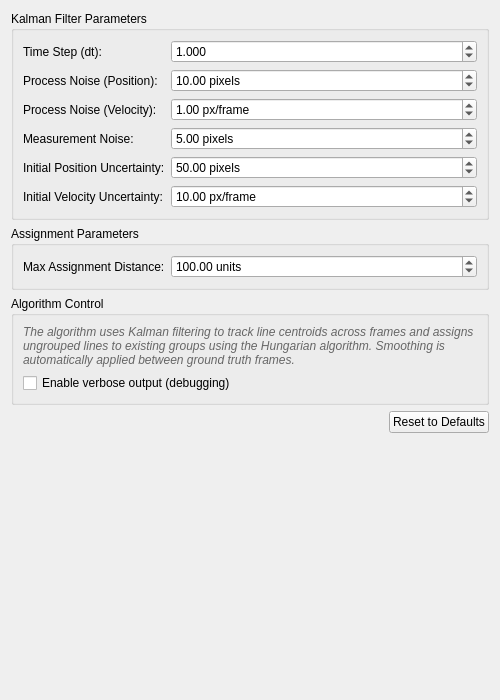
This is src/WhiskerToolbox/DataTransform_Widget/Lines/Line_Kalman_Grouping/LineKalmanGrouping_Widget.ui in paulmthompson/WhiskerToolbox as Qt 5 draws it before an edit. The edited form follows.
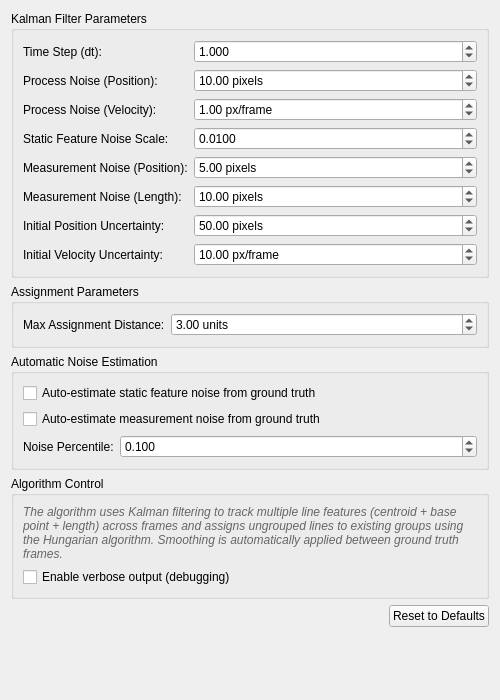
This is the edited form.

Commit message: better Q noise definition and some adaptive determination from groups

Diff of the .ui file:
```diff
--- a/src/WhiskerToolbox/DataTransform_Widget/Lines/Line_Kalman_Grouping/LineKalmanGrouping_Widget.ui
+++ b/src/WhiskerToolbox/DataTransform_Widget/Lines/Line_Kalman_Grouping/LineKalmanGrouping_Widget.ui
@@ -125,7 +125,7 @@
       <item row="3" column="0">
        <widget class="QLabel" name="measurementNoiseLabel">
         <property name="text">
-         <string>Measurement Noise:</string>
+         <string>Static Feature Noise Scale:</string>
         </property>
         <property name="toolTip">
          <string>Measurement noise for observations</string>
@@ -135,29 +135,96 @@
       <item row="3" column="1">
        <widget class="QDoubleSpinBox" name="measurementNoiseSpinBox">
         <property name="toolTip">
-         <string>Measurement noise for observations</string>
-        </property>
-        <property name="suffix">
-         <string> pixels</string>
+         <string>Multiplier for process noise on static features (e.g., length). Default 0.01 = 100x less noise than kinematic features.</string>
         </property>
         <property name="decimals">
-         <number>2</number>
+         <number>4</number>
         </property>
         <property name="minimum">
-         <double>0.010000000000000</double>
+         <double>0.000100000000000</double>
         </property>
         <property name="maximum">
-         <double>100.000000000000000</double>
+         <double>1.000000000000000</double>
         </property>
         <property name="singleStep">
          <double>0.100000000000000</double>
         </property>
         <property name="value">
-         <double>5.000000000000000</double>
+         <double>0.010000000000000</double>
         </property>
        </widget>
       </item>
       <item row="4" column="0">
+       <widget class="QLabel" name="measurementNoisePositionLabel">
+        <property name="text">
+         <string>Measurement Noise (Position):</string>
+        </property>
+        <property name="toolTip">
+         <string>Measurement noise for x,y position coordinates</string>
+        </property>
+       </widget>
+      </item>
+      <item row="4" column="1">
+       <widget class="QDoubleSpinBox" name="measurementNoisePositionSpinBox">
+        <property name="toolTip">
+         <string>Measurement noise for x,y position coordinates</string>
+        </property>
+        <property name="suffix">
+         <string> pixels</string>
+        </property>
+        <property name="decimals">
+         <number>2</number>
+        </property>
+        <property name="minimum">
+         <double>0.010000000000000</double>
+        </property>
+        <property name="maximum">
+         <double>100.000000000000000</double>
+        </property>
+        <property name="singleStep">
+         <double>0.100000000000000</double>
+        </property>
+        <property name="value">
+         <double>5.000000000000000</double>
+        </property>
+       </widget>
+      </item>
+      <item row="5" column="0">
+       <widget class="QLabel" name="measurementNoiseLengthLabel">
+        <property name="text">
+         <string>Measurement Noise (Length):</string>
+        </property>
+        <property name="toolTip">
+         <string>Measurement noise for line length feature</string>
+        </property>
+       </widget>
+      </item>
+      <item row="5" column="1">
+       <widget class="QDoubleSpinBox" name="measurementNoiseLengthSpinBox">
+        <property name="toolTip">
+         <string>Measurement noise for line length feature</string>
+        </property>
+        <property name="suffix">
+         <string> pixels</string>
+        </property>
+        <property name="decimals">
+         <number>2</number>
+        </property>
+        <property name="minimum">
+         <double>0.010000000000000</double>
+        </property>
+        <property name="maximum">
+         <double>100.000000000000000</double>
+        </property>
+        <property name="singleStep">
+         <double>0.500000000000000</double>
+        </property>
+        <property name="value">
+         <double>10.000000000000000</double>
+        </property>
+       </widget>
+      </item>
+      <item row="6" column="0">
        <widget class="QLabel" name="initialPositionUncertaintyLabel">
         <property name="text">
          <string>Initial Position Uncertainty:</string>
@@ -167,7 +234,7 @@
         </property>
        </widget>
       </item>
-      <item row="4" column="1">
+      <item row="6" column="1">
        <widget class="QDoubleSpinBox" name="initialPositionUncertaintySpinBox">
         <property name="toolTip">
          <string>Initial uncertainty in position estimates</string>
@@ -192,7 +259,7 @@
         </property>
        </widget>
       </item>
-      <item row="5" column="0">
+      <item row="7" column="0">
        <widget class="QLabel" name="initialVelocityUncertaintyLabel">
         <property name="text">
          <string>Initial Velocity Uncertainty:</string>
@@ -202,7 +269,7 @@
         </property>
        </widget>
       </item>
-      <item row="5" column="1">
+      <item row="7" column="1">
        <widget class="QDoubleSpinBox" name="initialVelocityUncertaintySpinBox">
         <property name="toolTip">
          <string>Initial uncertainty in velocity estimates</string>
@@ -264,10 +331,68 @@
          <double>1000.000000000000000</double>
         </property>
         <property name="singleStep">
+         <double>0.500000000000000</double>
+        </property>
+        <property name="value">
+         <double>3.000000000000000</double>
+        </property>
+       </widget>
+      </item>
+     </layout>
+    </widget>
+   </item>
+   <item>
+    <widget class="QGroupBox" name="autoEstimationGroupBox">
+     <property name="title">
+      <string>Automatic Noise Estimation</string>
+     </property>
+     <layout class="QFormLayout" name="autoEstimationFormLayout">
+      <item row="0" column="0" colspan="2">
+       <widget class="QCheckBox" name="autoEstimateStaticNoiseCheckBox">
+        <property name="text">
+         <string>Auto-estimate static feature noise from ground truth</string>
+        </property>
+        <property name="toolTip">
+         <string>Automatically estimate process noise for static features (e.g., length) by analyzing ground truth frame-to-frame variation</string>
+        </property>
+       </widget>
+      </item>
+      <item row="1" column="0" colspan="2">
+       <widget class="QCheckBox" name="autoEstimateMeasurementNoiseCheckBox">
+        <property name="text">
+         <string>Auto-estimate measurement noise from ground truth</string>
+        </property>
+        <property name="toolTip">
+         <string>Automatically estimate measurement noise for static features from ground truth standard deviation</string>
+        </property>
+       </widget>
+      </item>
+      <item row="2" column="0">
+       <widget class="QLabel" name="staticNoisePercentileLabel">
+        <property name="text">
+         <string>Noise Percentile:</string>
+        </property>
+        <property name="toolTip">
+         <string>Fraction of observed variation to use for noise estimation (e.g., 0.1 = 10%). Lower values = trust measurements more.</string>
+        </property>
+       </widget>
+      </item>
+      <item row="2" column="1">
+       <widget class="QDoubleSpinBox" name="staticNoisePercentileSpinBox">
+        <property name="toolTip">
+         <string>Fraction of observed variation to use for noise estimation (e.g., 0.1 = 10%). Lower values = trust measurements more.</string>
+        </property>
+        <property name="decimals">
+         <number>3</number>
+        </property>
+        <property name="minimum">
+         <double>0.010000000000000</double>
+        </property>
+        <property name="maximum">
          <double>1.000000000000000</double>
         </property>
         <property name="value">
-         <double>100.000000000000000</double>
+         <double>0.100000000000000</double>
         </property>
        </widget>
       </item>
@@ -283,7 +408,7 @@
       <item>
        <widget class="QLabel" name="algorithmNoteLabel">
         <property name="text">
-         <string>The algorithm uses Kalman filtering to track line centroids across frames and assigns ungrouped lines to existing groups using the Hungarian algorithm. Smoothing is automatically applied between ground truth frames.</string>
+         <string>The algorithm uses Kalman filtering to track multiple line features (centroid + base point + length) across frames and assigns ungrouped lines to existing groups using the Hungarian algorithm. Smoothing is automatically applied between ground truth frames.</string>
         </property>
         <property name="styleSheet">
          <string>QLabel { color: #666; font-style: italic; }</string>
```
Left out of the diff: 11 changed lines with no effect on the pictures. The commit also changes 6 other files.
